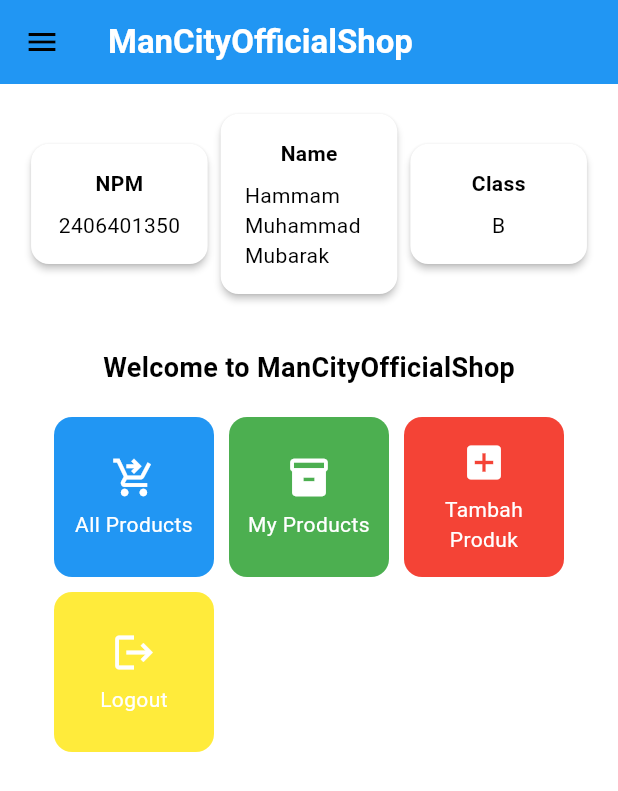
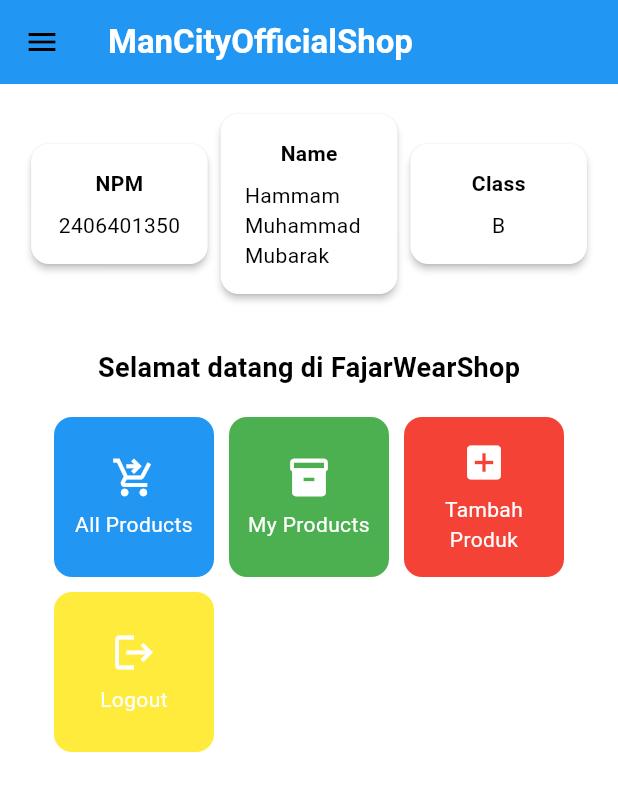
Before and after one commit to Hammam11/mancityofficialshop-mobile, a Flutter app: the MyHomePage screen opened directly, on a phone screen of 412 x 824 dp. Shown: the top 791 px of the screen. Run offline on Flutter 3.47's test engine with Material 3 defaults, Android fonts, the phone set to English and light mode, and no system bars; missing offline and left inert: pbp_django_auth.

Commit message:
Tugas 9 Final

```diff
--- a/lib/screens/menu.dart
+++ b/lib/screens/menu.dart
@@ -35,7 +35,8 @@
         backgroundColor: Theme.of(context).colorScheme.primary,
       ),
       drawer: const LeftDrawer(),
-      body: Padding(
+      body: SingleChildScrollView(
+        child: Padding(
           padding: const EdgeInsets.all(16.0),
           child: Column(
             crossAxisAlignment: CrossAxisAlignment.center,
@@ -55,7 +56,7 @@
                     const Padding(
                       padding: EdgeInsets.only(top: 16.0),
                       child: Text(
-                      'Welcome to ManCityOfficialShop',
+                        'Selamat datang di FajarWearShop',
                         style: TextStyle(
                           fontWeight: FontWeight.bold,
                           fontSize: 18.0,
@@ -69,6 +70,7 @@
                       mainAxisSpacing: 10,
                       crossAxisCount: 3,
                       shrinkWrap: true,
+                      physics: NeverScrollableScrollPhysics(),
                       children: items.map((ItemHomepage item) {
                         return ItemCard(item);
                       }).toList(),
@@ -77,6 +79,7 @@
                 ),
               ),
             ],
+          ),
         ),
       ),
     );
```
Also changed, not shown: 1 other file. Lines whose indentation alone changed are shown as unchanged.
